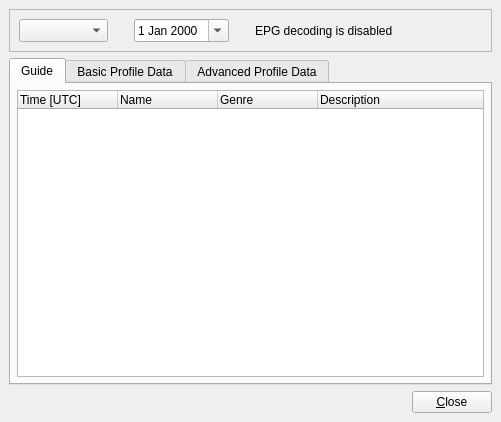
This is dream/src/GUI-QT/EPGDlgbase.ui in mmjee/dream-patched as Qt 5 draws it before an edit. The edited form follows.
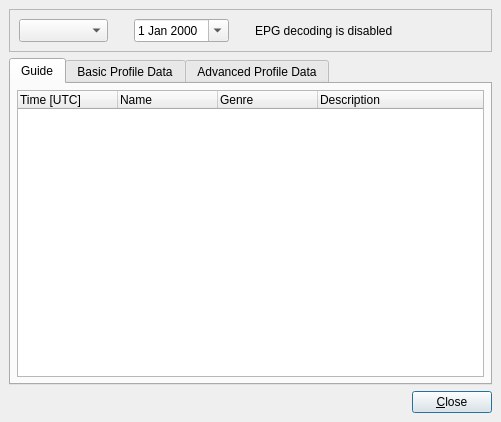
This is the edited form. Icons and pictures are not drawn.

The edit to the form file:
```diff
--- a/dream/src/GUI-QT/EPGDlgbase.ui
+++ b/dream/src/GUI-QT/EPGDlgbase.ui
@@ -227,7 +227,7 @@
         <string>&amp;Close</string>
        </property>
        <property name="default">
-        <bool>false</bool>
+         <bool>true</bool>
        </property>
       </widget>
      </item>
```
Left out of the diff: 6 changed lines with no effect on the pictures. Lines whose indentation alone changed are shown as unchanged.
